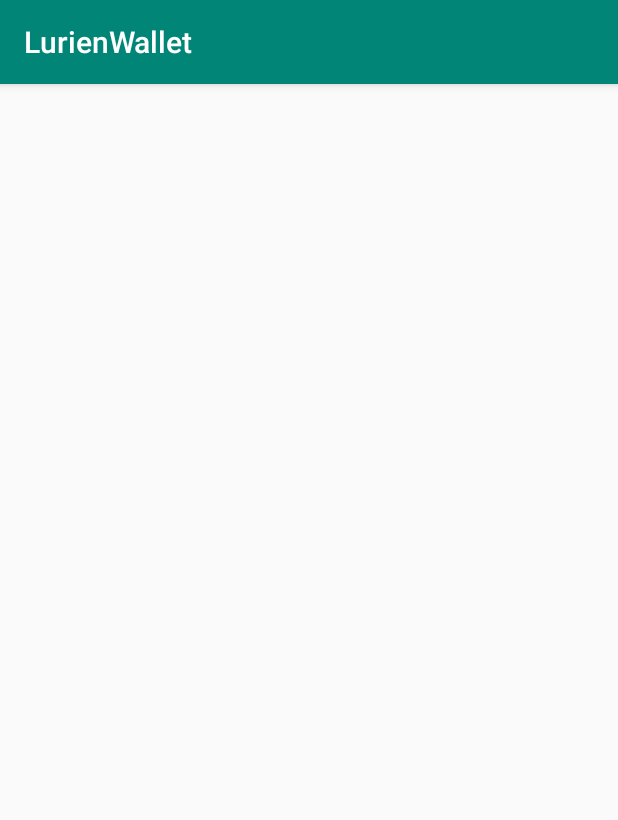
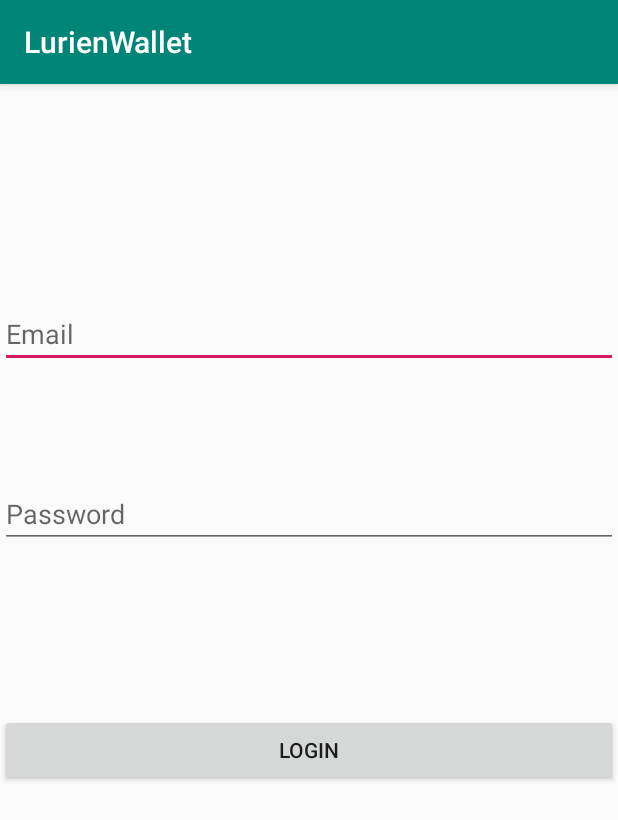
Before and after one commit to ChristianTaidi/LurienWallet, an Android app: the LoginActivity screen opened directly, with no data from a screen before it, on a phone screen of 412 x 824 dp. Shown: the top 820 px of the screen. Run offline under Robolectric (Android 15) with nearby library versions, the phone set to English and light mode, and no system bars; our stand-ins replace Firebase (no records; nobody signed in at launch, a user with empty details on screens opened directly); libraries missing offline, so code that uses them is left out: org.web3j.crypto.

Commit message:
added login and logout functionality

```diff
--- a/app/src/main/java/com/christian/lurienwallet/demo/LoginActivity.java
+++ b/app/src/main/java/com/christian/lurienwallet/demo/LoginActivity.java
@@ -1,14 +1,55 @@
 package com.christian.lurienwallet.demo;
 
+import androidx.annotation.NonNull;
 import androidx.appcompat.app.AppCompatActivity;
 
+import android.content.Intent;
 import android.os.Bundle;
+import android.view.View;
+import android.widget.Button;
+import android.widget.EditText;
+import android.widget.Toast;
+
+import com.google.android.gms.tasks.OnCompleteListener;
+import com.google.android.gms.tasks.Task;
+import com.google.firebase.auth.AuthResult;
+import com.google.firebase.auth.FirebaseAuth;
+
+import org.web3j.crypto.ECKeyPair;
+import org.web3j.crypto.Wallet;
 
 public class LoginActivity extends AppCompatActivity {
+
+    EditText emailIn,passwordIn;
+    FirebaseAuth fAuth = FirebaseAuth.getInstance();
 
     @Override
     protected void onCreate(Bundle savedInstanceState) {
         super.onCreate(savedInstanceState);
         setContentView(R.layout.activity_login);
+
+        Button login = findViewById(R.id.login_btn);
+        emailIn = findViewById(R.id.user_email);
+        passwordIn = findViewById(R.id.user_password);
+
+        login.setOnClickListener(new View.OnClickListener() {
+            @Override
+            public void onClick(View v) {
+                fAuth.signInWithEmailAndPassword(emailIn.getText().toString().trim(),passwordIn.getText().toString().trim()).addOnCompleteListener(new OnCompleteListener<AuthResult>() {
+                    @Override
+                    public void onComplete(@NonNull Task<AuthResult> task) {
+                        if(task.isSuccessful()){
+
+                            Toast.makeText(LoginActivity.this, "User logged", Toast.LENGTH_SHORT).show();
+                            Intent main = new Intent(getApplicationContext(),MainActivity.class);
+                            startActivity(main);
+                            finish();
+                        }else{
+                            Toast.makeText(LoginActivity.this, "Error! " + task.getException().getMessage(), Toast.LENGTH_SHORT).show();
+                        }
+                    }
+                });
+            }
+        });
     }
 }
--- a/app/src/main/res/layout/activity_login.xml
+++ b/app/src/main/res/layout/activity_login.xml
@@ -6,4 +6,31 @@
     android:layout_height="match_parent"
     tools:context=".LoginActivity">
 
+    <EditText
+        android:id="@+id/user_email"
+        android:layout_width="match_parent"
+        android:layout_height="wrap_content"
+        android:layout_marginTop="144dp"
+        android:hint="Email"
+        app:layout_constraintStart_toStartOf="parent"
+        app:layout_constraintTop_toTopOf="parent" />
+
+    <EditText
+        android:id="@+id/user_password"
+        android:layout_width="match_parent"
+        android:layout_height="wrap_content"
+        android:layout_marginTop="264dp"
+        android:hint="Password"
+        app:layout_constraintStart_toStartOf="parent"
+        app:layout_constraintTop_toTopOf="parent" />
+
+    <Button
+        android:id="@+id/login_btn"
+        android:layout_width="match_parent"
+        android:layout_height="wrap_content"
+        android:layout_marginTop="420dp"
+        android:text="LogIn"
+        app:layout_constraintStart_toStartOf="parent"
+        app:layout_constraintTop_toTopOf="parent" />
+
 </androidx.constraintlayout.widget.ConstraintLayout>
```
Also changed, not shown: app/src/main/java/com/christian/lurienwallet/demo/MainActivity.java (+31 -11 lines), app/src/main/java/com/christian/lurienwallet/demo/helpers/WalletHelper.java (added, +41 -0 lines), app/src/main/java/com/christian/lurienwallet/demo/ui/home/HomeFragment.java (+17 -0 lines), app/src/main/java/com/christian/lurienwallet/demo/ui/share/ShareFragment.java (+9 -8 lines).
